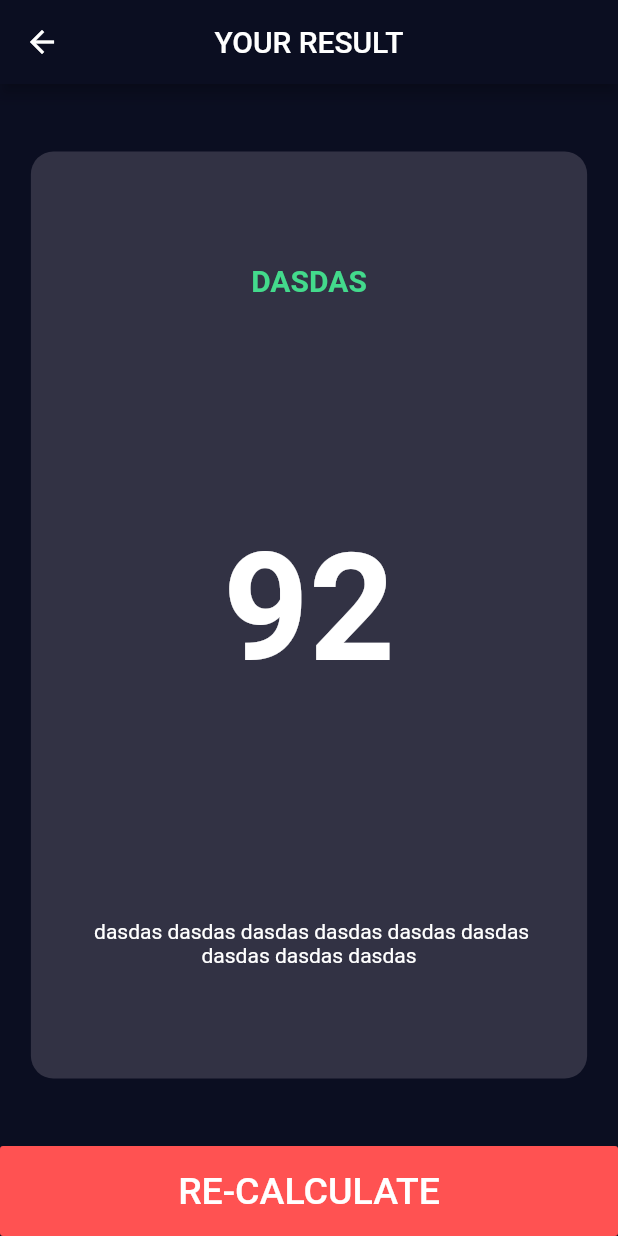
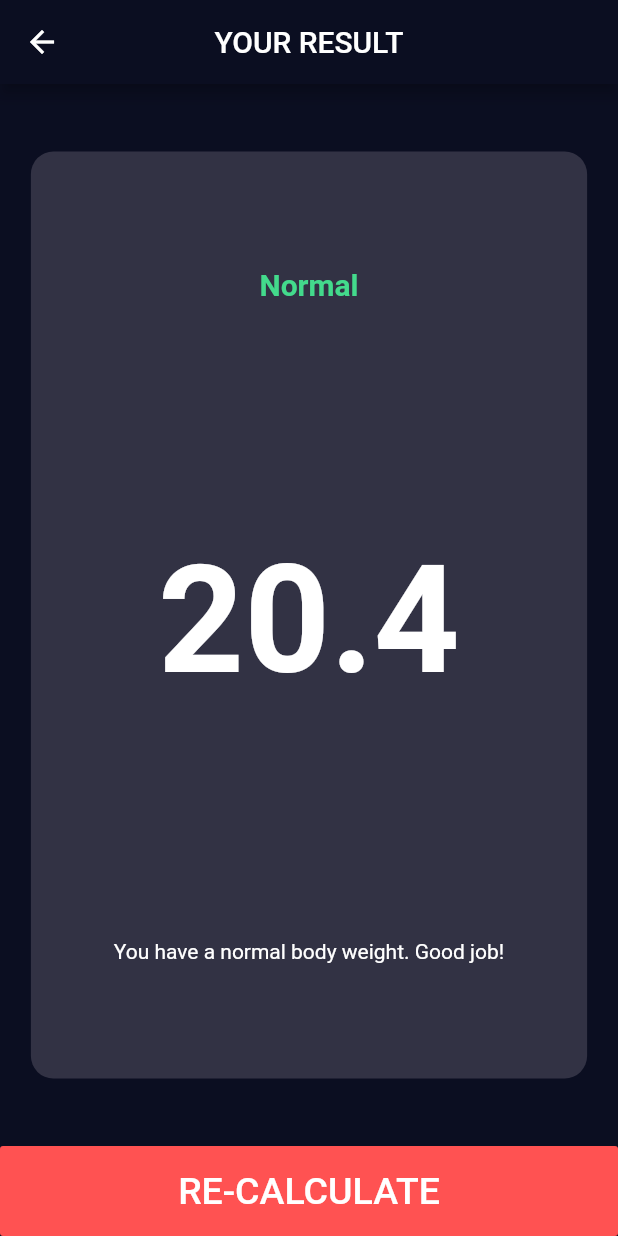
Before and after one commit to azackmatoff/kurs4_sabak7_bmi, a Flutter app: the screen it shows after launch, after a tap on "CALCULATE", on a phone screen of 412 x 824 dp. Run offline on Flutter 3.47's test engine with Material 2 defaults, Android fonts, the phone set to English and light mode, and no system bars; our stand-ins replace font_awesome_flutter.

Commit message:
almost done

```diff
--- /dev/null
+++ b/lib/brain/bmi_brain.dart
@@ -0,0 +1,49 @@
+import 'dart:developer';
+import 'dart:math' as math;
+
+class BmiBrain {
+  // weight (lb) / [height (in)]2 x 703
+
+  // double _bmi;
+
+  double calculateBmi(int weight, double height) {
+    return weight / math.pow(height / 100, 2);
+
+    // /// [height] ushunu, bashkacha aytkanda
+    // /// cm di inch ke ozgortup atabiz
+    // double _inch = height / 2.54;
+    // double _h = math.pow(_inch, 2);
+
+    // log('math.pow(2) ==>> ${math.pow(2, 2)}');
+    // log('math.sqrt(4) ==>> ${math.sqrt(4)}');
+
+    // /// kg ---> lb
+    // double _w = weight * 2.205;
+
+    // _bmi = _w / (_h * 703);
+
+    // log('_bmi ==>> $_bmi');
+  }
+
+  String getResult(double _bmi) {
+    if (_bmi >= 25) {
+      return 'Overweight';
+    } else if (_bmi > 18.5) {
+      return 'Normal';
+    } else {
+      return 'Underweight';
+    }
+  }
+
+  String getInterpretation(double _bmi) {
+    if (_bmi >= 25) {
+      return 'You have a higher than normal body weight. Try to exercise more.';
+    } else if (_bmi >= 18.5) {
+      return 'You have a normal body weight. Good job!';
+    } else {
+      return 'You have a lower than normal body weight. You can eat a bit more.';
+    }
+  }
+}
+
+final BmiBrain bmiBrain = BmiBrain();
--- a/lib/pages/bmi_page.dart
+++ b/lib/pages/bmi_page.dart
@@ -2,6 +2,7 @@ import 'dart:developer';
 
 import 'package:flutter/material.dart';
 import 'package:font_awesome_flutter/font_awesome_flutter.dart';
+import 'package:kurs4_sabak7_bmi/brain/bmi_brain.dart';
 import 'package:kurs4_sabak7_bmi/pages/bmi_result_page.dart';
 import 'package:kurs4_sabak7_bmi/widgets/age_or_weight_widget.dart';
 import 'package:kurs4_sabak7_bmi/widgets/custom_card.dart';
@@ -21,7 +22,7 @@ class BmiPage extends StatefulWidget {
 }
 
 class _BmiPageState extends State<BmiPage> {
-  double _sliderValue = 170;
+  double _height = 170;
 
   int _weight = 60;
   int _age = 18;
@@ -92,10 +93,10 @@ class _BmiPageState extends State<BmiPage> {
                   child: Padding(
                     padding: const EdgeInsets.symmetric(vertical: 22.0),
                     child: HeightWidget(
-                      sliderValue: _sliderValue,
+                      sliderValue: _height,
                       onChanged: (double ozgorgon) {
                         setState(() {
-                          _sliderValue = ozgorgon;
+                          _height = ozgorgon;
                         });
                       },
                     ),
@@ -168,8 +169,14 @@ class _BmiPageState extends State<BmiPage> {
       bottomNavigationBar: CustomMainButton(
         buttonText: 'Calculate',
         onPressed: () {
-          Navigator.push(context,
-              MaterialPageRoute(builder: (context) => BmiResultPage()));
+          Navigator.push(
+            context,
+            MaterialPageRoute(
+              builder: (context) => BmiResultPage(
+                bmiResult: bmiBrain.calculateBmi(_weight, _height),
+              ),
+            ),
+          );
         },
       ),
     );
--- a/lib/pages/bmi_result_page.dart
+++ b/lib/pages/bmi_result_page.dart
@@ -1,9 +1,12 @@
 import 'package:flutter/material.dart';
+import 'package:kurs4_sabak7_bmi/brain/bmi_brain.dart';
 import 'package:kurs4_sabak7_bmi/widgets/custom_card.dart';
 import 'package:kurs4_sabak7_bmi/widgets/custom_main_button.dart';
 
 class BmiResultPage extends StatelessWidget {
-  const BmiResultPage({Key key}) : super(key: key);
+  const BmiResultPage({@required this.bmiResult, Key key}) : super(key: key);
+
+  final double bmiResult;
 
   @override
   Widget build(BuildContext context) {
@@ -23,7 +26,7 @@ class BmiResultPage extends StatelessWidget {
               mainAxisAlignment: MainAxisAlignment.spaceAround,
               children: [
                 Text(
-                  'dasdas'.toUpperCase(),
+                  bmiBrain.getResult(bmiResult),
                   style: TextStyle(
                     color: Color(0xFF43DA8C),
                     fontSize: 20,
@@ -31,7 +34,7 @@ class BmiResultPage extends StatelessWidget {
                   ),
                 ),
                 Text(
-                  '92',
+                  bmiResult.toStringAsFixed(1),
                   style: TextStyle(
                     fontSize: 100,
                     fontWeight: FontWeight.bold,
@@ -40,7 +43,7 @@ class BmiResultPage extends StatelessWidget {
                 Padding(
                   padding: const EdgeInsets.symmetric(horizontal: 18.0),
                   child: Text(
-                    ' dasdas dasdas dasdas dasdas dasdas dasdas dasdas dasdas dasdas',
+                    bmiBrain.getInterpretation(bmiResult),
                     textAlign: TextAlign.center,
                   ),
                 ),
@@ -51,7 +54,9 @@ class BmiResultPage extends StatelessWidget {
       ),
       bottomNavigationBar: CustomMainButton(
         buttonText: 'Re-calculate',
-        onPressed: () {},
+        onPressed: () {
+          Navigator.pop(context);
+        },
       ),
     );
   }
```
